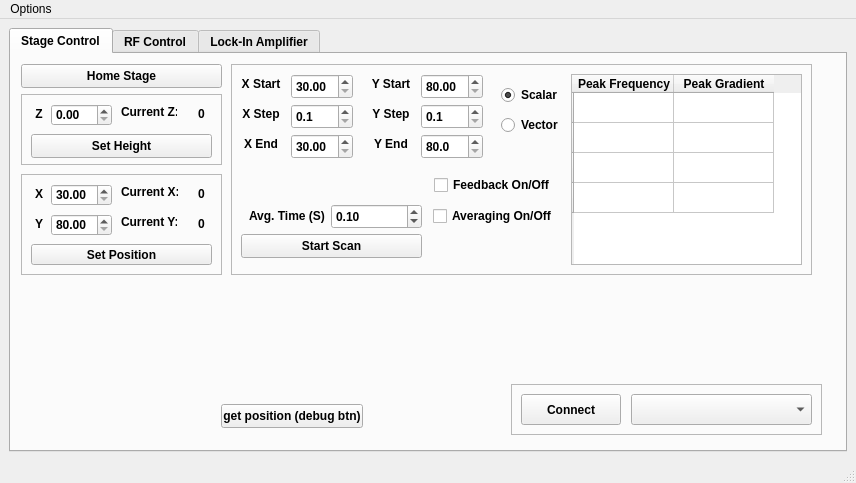
WarwickEPR/ScanningMagnetometry, file scanning_magnetometer.ui: the form before one commit.
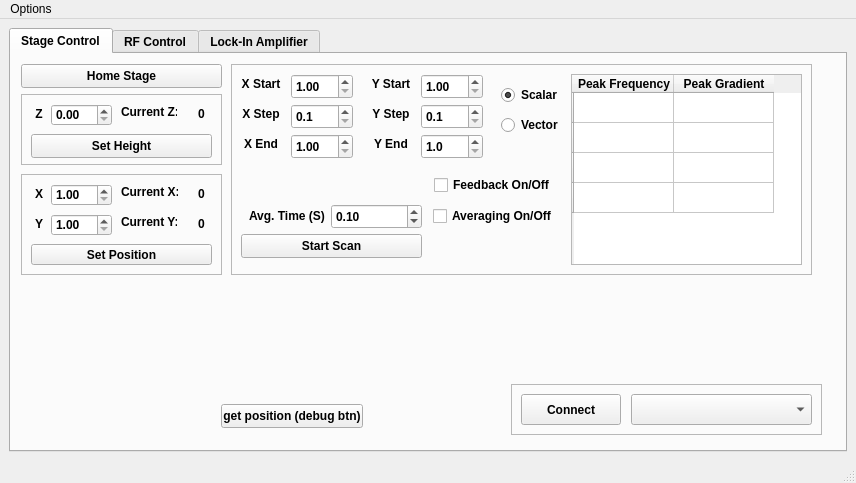
The form after the commit. The open tabs and pages were chosen to show the change.

Diff of the .ui file:
```diff
--- a/scanning_magnetometer.ui
+++ b/scanning_magnetometer.ui
@@ -133,7 +133,7 @@
           </rect>
          </property>
          <property name="minimum">
-          <double>80.000000000000000</double>
+          <double>1.000000000000000</double>
          </property>
          <property name="maximum">
           <double>240.000000000000000</double>
@@ -162,7 +162,7 @@
           </rect>
          </property>
          <property name="minimum">
-          <double>30.000000000000000</double>
+          <double>1.000000000000000</double>
          </property>
          <property name="maximum">
           <double>200.000000000000000</double>
@@ -376,7 +376,7 @@
           </rect>
          </property>
          <property name="minimum">
-          <double>30.000000000000000</double>
+          <double>1.000000000000000</double>
          </property>
          <property name="maximum">
           <double>200.000000000000000</double>
@@ -392,7 +392,7 @@
           </rect>
          </property>
          <property name="minimum">
-          <double>80.000000000000000</double>
+          <double>1.000000000000000</double>
          </property>
          <property name="maximum">
           <double>240.000000000000000</double>
@@ -480,7 +480,7 @@
           </rect>
          </property>
          <property name="minimum">
-          <double>30.000000000000000</double>
+          <double>1.000000000000000</double>
          </property>
          <property name="maximum">
           <double>200.000000000000000</double>
@@ -523,7 +523,7 @@
           <number>1</number>
          </property>
          <property name="minimum">
-          <double>80.000000000000000</double>
+          <double>1.000000000000000</double>
          </property>
          <property name="maximum">
           <double>240.000000000000000</double>
```
Left out of the diff: 2 changed lines with no effect on the pictures.
